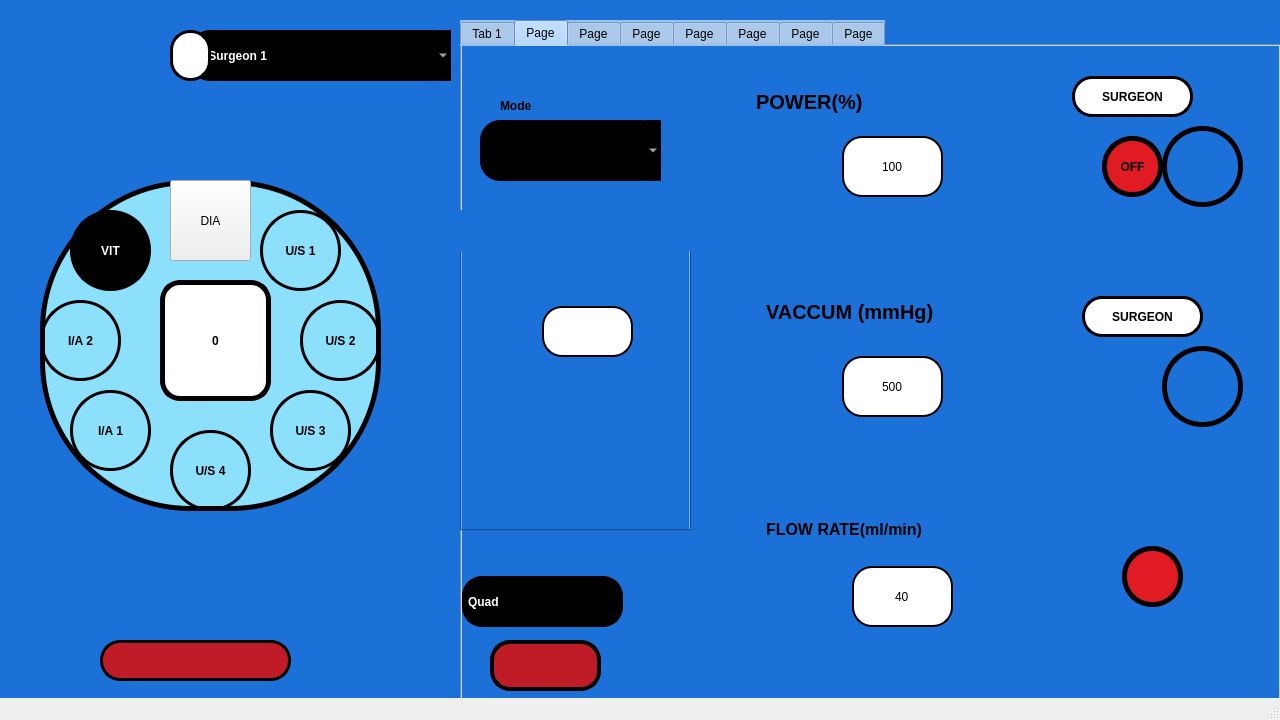
Qt form mainwindow.ui (RISWANAAAA/venturiphaco) before a commit.
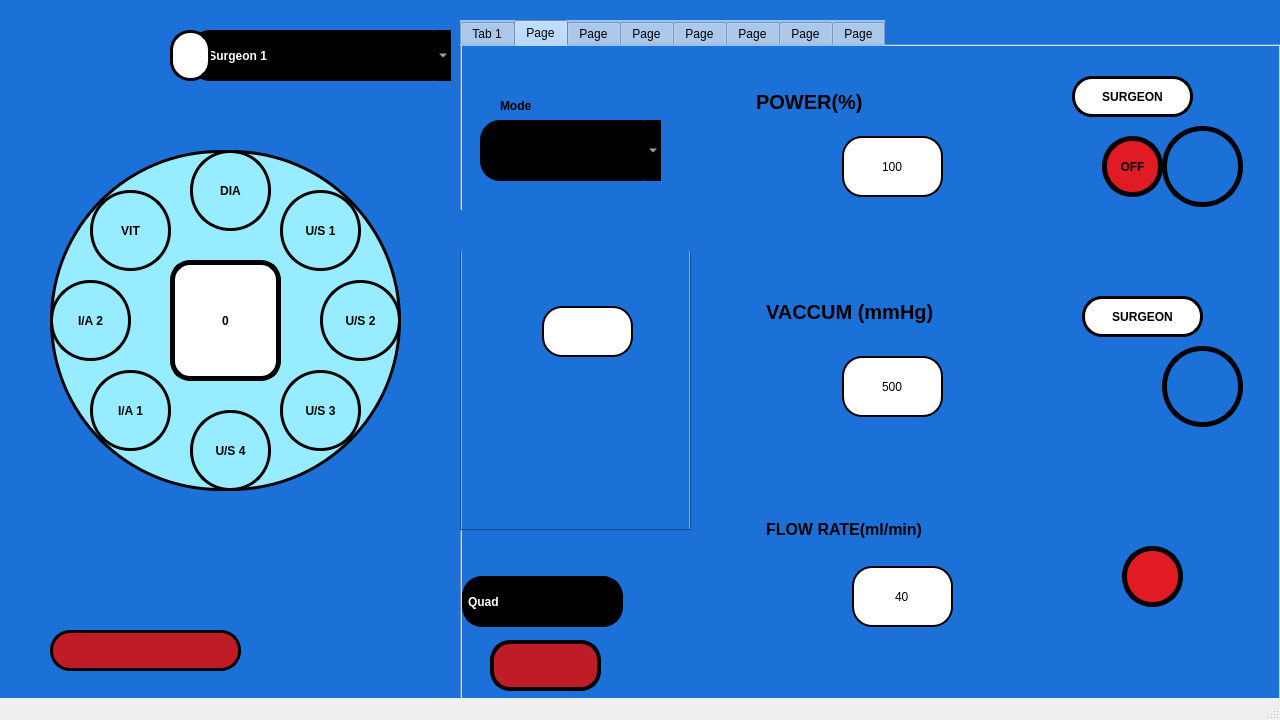
The same form after that commit. The open tabs and pages were chosen to show the change. Icons and pictures are not drawn.

The edit to the form file:
```diff
--- a/mainwindow.ui
+++ b/mainwindow.ui
@@ -33,8 +33,8 @@
    <widget class="QPushButton" name="pushButton_42">
     <property name="geometry">
      <rect>
-      <x>160</x>
-      <y>280</y>
+      <x>170</x>
+      <y>260</y>
       <width>111</width>
       <height>121</height>
      </rect>
@@ -57,8 +57,8 @@
    <widget class="QPushButton" name="ULTRASONICBUT3">
     <property name="geometry">
      <rect>
-      <x>270</x>
-      <y>390</y>
+      <x>280</x>
+      <y>370</y>
       <width>81</width>
       <height>81</height>
      </rect>
@@ -3130,8 +3130,8 @@
    <widget class="QPushButton" name="ULTRASONICBUT4">
     <property name="geometry">
      <rect>
-      <x>170</x>
-      <y>430</y>
+      <x>190</x>
+      <y>410</y>
       <width>81</width>
       <height>81</height>
      </rect>
@@ -3210,8 +3210,8 @@
    <widget class="QPushButton" name="IA1BUT">
     <property name="geometry">
      <rect>
-      <x>70</x>
-      <y>390</y>
+      <x>90</x>
+      <y>370</y>
       <width>81</width>
       <height>81</height>
      </rect>
@@ -3229,8 +3229,8 @@
    <widget class="QPushButton" name="ULTRASONICBUT1">
     <property name="geometry">
      <rect>
-      <x>260</x>
-      <y>210</y>
+      <x>280</x>
+      <y>190</y>
       <width>81</width>
       <height>81</height>
      </rect>
@@ -3286,8 +3286,8 @@
    <widget class="QPushButton" name="elapsed_time">
     <property name="geometry">
      <rect>
-      <x>100</x>
-      <y>640</y>
+      <x>50</x>
+      <y>630</y>
       <width>191</width>
       <height>41</height>
      </rect>
@@ -3338,16 +3338,14 @@
    <widget class="QPushButton" name="VITRECTOMYBUT">
     <property name="geometry">
      <rect>
-      <x>70</x>
-      <y>210</y>
+      <x>90</x>
+      <y>190</y>
       <width>81</width>
       <height>81</height>
      </rect>
     </property>
     <property name="styleSheet">
      <string notr="true">font:20pt &quot;Ubuntu&quot;;
-color: rgb(255, 255, 255);
-background-color: rgb(0, 0, 0);
 
 border-radius:40px;font-weight: bold;border:3px solid black;</string>
     </property>
@@ -3358,14 +3356,17 @@
    <widget class="QPushButton" name="DIABUT">
     <property name="geometry">
      <rect>
-      <x>170</x>
-      <y>180</y>
+      <x>190</x>
+      <y>150</y>
       <width>81</width>
       <height>81</height>
      </rect>
     </property>
     <property name="styleSheet">
-     <string notr="true"/>
+     <string notr="true">font:20pt &quot;Ubuntu&quot;;
+
+border-radius:40px;
+border:none;font-weight: bold;border:3px solid black;</string>
     </property>
     <property name="text">
      <string>DIA</string>
@@ -3374,8 +3375,8 @@
    <widget class="QPushButton" name="ULTRASONICBUT2">
     <property name="geometry">
      <rect>
-      <x>300</x>
-      <y>300</y>
+      <x>320</x>
+      <y>280</y>
       <width>81</width>
       <height>81</height>
      </rect>
@@ -3392,8 +3393,8 @@
    <widget class="QPushButton" name="IA2BUT">
     <property name="geometry">
      <rect>
-      <x>40</x>
-      <y>300</y>
+      <x>50</x>
+      <y>280</y>
       <width>81</width>
       <height>81</height>
      </rect>
@@ -3885,16 +3886,17 @@
    <widget class="QLabel" name="label_2">
     <property name="geometry">
      <rect>
-      <x>40</x>
-      <y>180</y>
-      <width>341</width>
-      <height>331</height>
+      <x>50</x>
+      <y>150</y>
+      <width>351</width>
+      <height>341</height>
      </rect>
     </property>
     <property name="styleSheet">
-     <string notr="true">background-color: rgba(152, 236, 255, 229);
-border-radius:150px;
-border:5px solid black;</string>
+     <string notr="true">border-radius:170px;
+background-color: rgb(152, 236, 255);
+
+border:3px solid black;</string>
     </property>
     <property name="text">
      <string/>
```
Left out of the diff: 41 changed lines with no effect on the pictures.
